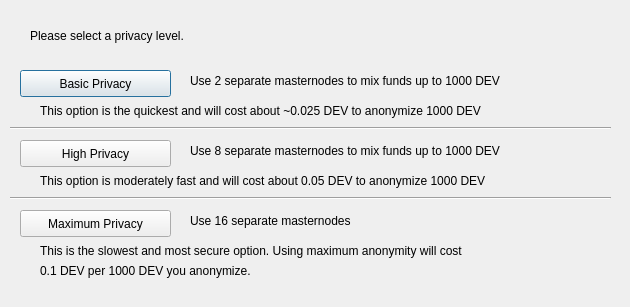
This is src/qt/forms/darksendconfig.ui in yx79/88 as Qt 5 draws it before an edit. The edited form follows.
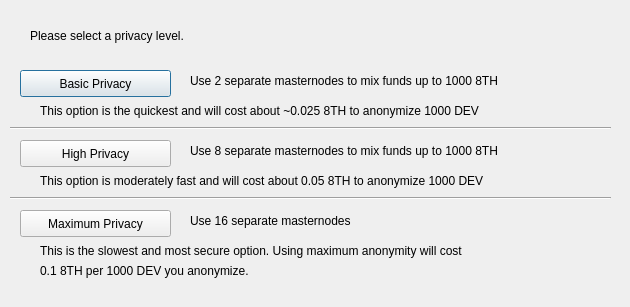
This is the edited form.

```diff
--- a/src/qt/forms/darksendconfig.ui
+++ b/src/qt/forms/darksendconfig.ui
@@ -75,7 +75,7 @@
     </rect>
    </property>
    <property name="text">
-    <string>Use 2 separate masternodes to mix funds up to 1000 DEV</string>
+    <string>Use 2 separate masternodes to mix funds up to 1000 8TH</string>
    </property>
   </widget>
   <widget class="QLabel" name="label_3">
@@ -88,7 +88,7 @@
     </rect>
    </property>
    <property name="text">
-    <string>Use 8 separate masternodes to mix funds up to 1000 DEV</string>
+    <string>Use 8 separate masternodes to mix funds up to 1000 8TH</string>
    </property>
   </widget>
   <widget class="QLabel" name="label_4">
@@ -114,7 +114,7 @@
     </rect>
    </property>
    <property name="text">
-    <string>This option is the quickest and will cost about ~0.025 DEV to anonymize 1000 DEV</string>
+    <string>This option is the quickest and will cost about ~0.025 8TH to anonymize 1000 DEV</string>
    </property>
   </widget>
   <widget class="QLabel" name="label_7">
@@ -127,7 +127,7 @@
     </rect>
    </property>
    <property name="text">
-    <string>This option is moderately fast and will cost about 0.05 DEV to anonymize 1000 DEV</string>
+    <string>This option is moderately fast and will cost about 0.05 8TH to anonymize 1000 DEV</string>
    </property>
   </widget>
   <widget class="QLabel" name="label_8">
@@ -153,7 +153,7 @@
     </rect>
    </property>
    <property name="text">
-    <string>0.1 DEV per 1000 DEV you anonymize.</string>
+    <string>0.1 8TH per 1000 DEV you anonymize.</string>
    </property>
   </widget>
   <widget class="Line" name="line">
```
